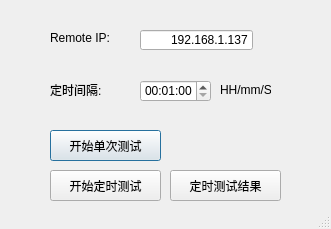
Before: the Qt Designer form ui/testermain.ui in watermelonharry/SpeedTester, drawn with Qt 5.
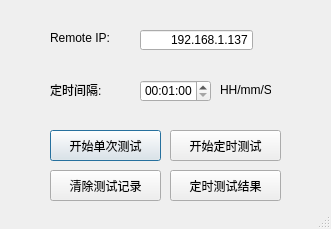
After: the same form once the commit is applied.

Commit message: 添加清除记录按钮，调整noticeWindow的显示逻辑

```diff
--- a/ui/testermain.ui
+++ b/ui/testermain.ui
@@ -110,8 +110,8 @@
   <widget class="QPushButton" name="startAutoTestBtn">
    <property name="geometry">
     <rect>
-     <x>50</x>
-     <y>170</y>
+     <x>170</x>
+     <y>130</y>
      <width>111</width>
      <height>31</height>
     </rect>
@@ -169,6 +169,19 @@
     <set>Qt::AlignRight|Qt::AlignTrailing|Qt::AlignVCenter</set>
    </property>
   </widget>
+  <widget class="QPushButton" name="clearResultBtn">
+   <property name="geometry">
+    <rect>
+     <x>50</x>
+     <y>170</y>
+     <width>111</width>
+     <height>31</height>
+    </rect>
+   </property>
+   <property name="text">
+    <string>清除测试记录</string>
+   </property>
+  </widget>
  </widget>
  <resources/>
  <connections/>
```
The commit also changes 5 other files.
